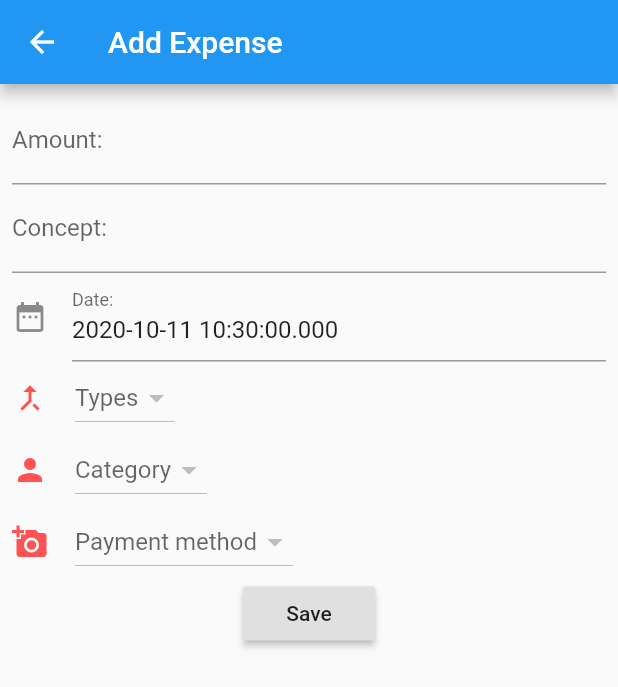
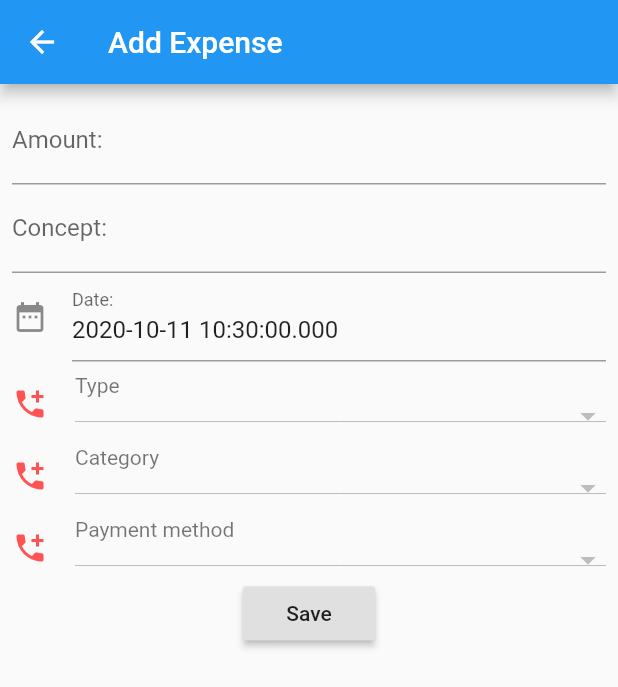
Before and after one commit to serg3vr/nomoni-app, a Flutter app: the AddExpense screen opened by its route, on a phone screen of 412 x 824 dp. Shown: the top 687 px of the screen. Run offline on Flutter 3.47's test engine with Material 2 defaults, Android fonts, the phone set to English and light mode, and no system bars; our stand-ins replace flutter_slidable, shared_preferences; accounts and stored records are empty; network calls fail.

Commit message:
Terminar de acomodar selects

```diff
--- a/lib/pages/add_expense.dart
+++ b/lib/pages/add_expense.dart
@@ -1,9 +1,9 @@
 import 'package:flutter/material.dart';
 import 'package:flutter/services.dart';
-import 'package:http/http.dart';
 import 'package:nomoni_app/comm/option.dart';
 import 'dart:convert';
 import 'package:nomoni_app/utils/api.dart' as api;
+import 'package:nomoni_app/widgets/OwnDropdown.dart';
 
 class AddExpense extends StatefulWidget {
   final String title;
@@ -15,7 +15,7 @@ class AddExpense extends StatefulWidget {
 }
 
 class _AddExpenseState extends State<AddExpense> {
-  Future options;
+  Future optionsFuture;
   final amountController = TextEditingController();
   final conceptController = TextEditingController();
   final dateController = TextEditingController();
@@ -26,19 +26,13 @@ class _AddExpenseState extends State<AddExpense> {
   List<Option> typesOptions = [];
   List<Option> categoriesOptions = [];
   List<Option> paymentMethodsOptions = [];
-  String typesSelectTitle;
-  String categoriesSelectTitle;
-  String paymentMethodSelectTitle;
 
   @override
   void initState() {
     super.initState();
     var now = new DateTime.now();
     dateController.text = now.toString();
-    typesSelectTitle = 'Types';
-    categoriesSelectTitle = 'Category';
-    paymentMethodSelectTitle = 'Payment method';
-    options = _loadData();
+    optionsFuture = _loadData();
 	}
 
   Future<void> _loadData() async {
@@ -46,12 +40,7 @@ class _AddExpenseState extends State<AddExpense> {
       Map data = jsonDecode(response.body);
       bool result = data['result'];
       if (result) {
-        List<dynamic> opt = data['options'];
-        if (opt.length > 0) {
-          typesOptions = opt.map((dynamic option) {
-            return Option(option['value'], option['label']);
-          }).toList();
-        }
+        typesOptions = Option.map(data['options']);
       }
     });
 
@@ -59,25 +48,15 @@ class _AddExpenseState extends State<AddExpense> {
       Map data = jsonDecode(response.body);
       bool result = data['result'];
       if (result) {
-        List<dynamic> opt = data['options'];
-        if (opt.length > 0) {
-          categoriesOptions = opt.map((dynamic option) {
-            return Option(option['value'], option['label']);
-          }).toList();
-        }
+        categoriesOptions = Option.map(data['options']);
       }
     });
 
-    return api.get('payment-methods/options').then((response) {
+    return await api.get('payment-methods/options').then((response) {
       Map data = jsonDecode(response.body);
       bool result = data['result'];
       if (result) {
-        List<dynamic> opt = data['options'];
-        if (opt.length > 0) {
-          paymentMethodsOptions = opt.map((dynamic option) {
-            return Option(option['value'], option['label']);
-          }).toList();
-        }
+        paymentMethodsOptions = Option.map(data['options']);
       }
     });
   }
@@ -86,6 +65,10 @@ class _AddExpenseState extends State<AddExpense> {
   void dispose() {
     amountController.dispose();
     conceptController.dispose();
+    dateController.dispose();
+    typeIdController.dispose();
+    categoryIdController.dispose();
+    paymentMethodIdController.dispose();
     super.dispose();
   }
 
@@ -110,7 +93,7 @@ class _AddExpenseState extends State<AddExpense> {
         child: Padding(
           padding: const EdgeInsets.all(8.0),
           child: FutureBuilder(
-            future: options,
+            future: optionsFuture,
             builder: (context, snapshot) {
               if (snapshot.connectionState == ConnectionState.done) {
                 return Column(
@@ -145,112 +128,36 @@ class _AddExpenseState extends State<AddExpense> {
                         icon: Icon(Icons.date_range)
                       ),
                     ),
-                    Container(
-                      child: Row(
-                        children: <Widget>[
-                          Container(
-                            margin: EdgeInsets.only(right: 18.0),
-                            child: Icon(
-                              Icons.merge_type,
-                              color: Colors.redAccent,
-                              size: 24.0,
-                            ),
-                          ),
-                          Container(
-                            child: new DropdownButton<Option>(
-                              hint: Text(typesSelectTitle),
-                              // isExpanded: true,
-                              items: typesOptions.map((Option option) {
-                                return new DropdownMenuItem<Option>(
-                                  value: option,
-                                  child: new Text(
-                                    option.value,
-                                    style: new TextStyle(color: Colors.black),
-                                  ),
-                                );
-                              }).toList(),
+                    createDropdown(
+                      controller: typeIdController,
+                      dropdownName: 'Type',
+                      listOption: typesOptions,
                       onChanged: (_) {
                         setState(() {
-                                  typeIdController.text = _.key.toString();
-                                  typesSelectTitle = 'Type: ' + _.value;
+                          typeIdController.text = _; // .toString();
                         });
-                              },
+                      }
                     ),
-                          ),
-                        ],
-                      ),
-                    ),
-                    Container(
-                      child: Row(
-                        children: <Widget>[
-                          Container(
-                            margin: EdgeInsets.only(right: 18.0),
-                            child: Icon(
-                              Icons.person,
-                              color: Colors.redAccent,
-                              size: 24.0,
-                            ),
-                          ),
-                          Container(
-                            child: new DropdownButton<Option>(
-                              hint: Text(categoriesSelectTitle),
-                              // isExpanded: true,
-                              items: categoriesOptions.map((Option option) {
-                                return new DropdownMenuItem<Option>(
-                                  value: option,
-                                  child: new Text(
-                                    option.value,
-                                    style: new TextStyle(color: Colors.black),
-                                  ),
-                                );
-                              }).toList(),
+                    createDropdown(
+                      controller: categoryIdController,
+                      dropdownName: 'Category',
+                      listOption: categoriesOptions,
                       onChanged: (_) {
                         setState(() {
-                                  categoryIdController.text = _.key.toString();
-                                  categoriesSelectTitle = 'Category: ' + _.value;
+                          categoryIdController.text = _; // .toString();
                         });
-                              },
+                      }
                     ),
-                          ),
-                        ],
-                      ),
-                    ),
-                    Container(
-                      child: Row(
-                        children: <Widget>[
-                          Container(
-                            margin: EdgeInsets.only(right: 18.0),
-                            child: Icon(
-                              Icons.add_a_photo,
-                              color: Colors.redAccent,
-                              size: 24.0,
-                            ),
-                          ),
-                          Container(
-                            child: new DropdownButton<Option>(
-                              hint: Text(paymentMethodSelectTitle),
-                              // isExpanded: true,
-                              items: paymentMethodsOptions.map((Option option) {
-                                return new DropdownMenuItem<Option>(
-                                  value: option,
-                                  child: new Text(
-                                    option.value,
-                                    style: new TextStyle(color: Colors.black),
-                                  ),
-                                );
-                              }).toList(),
+                    createDropdown(
+                      controller: paymentMethodIdController,
+                      dropdownName: 'Payment method',
+                      listOption: paymentMethodsOptions,
                       onChanged: (_) {
                         setState(() {
-                                  paymentMethodIdController.text = _.key.toString();
-                                  paymentMethodSelectTitle = 'Payment method: ' + _.value;
+                          paymentMethodIdController.text = _; // .toString();
                         });
-                              },
+                      }
                     ),
-                          ),
-                        ],
-                      ),
-                    ),
-
                     RaisedButton(
                       onPressed: () {
                         Map params = {
--- a/lib/widgets/OwnDropdown.dart
+++ b/lib/widgets/OwnDropdown.dart
@@ -8,7 +8,6 @@ Container createDropdown({
   TextEditingController controller,
   Function onChanged
   }) {
-    // DropdownMenuItem<> list = [];
     return Container(
       margin: EdgeInsets.only(top: 8.0),
       child: Row(
@@ -36,11 +35,9 @@ Container createDropdown({
                   Center(
                     child: DropdownButton<String>(
                       isExpanded: true,
-                      // value: (controller.text ?? '').toString(),
-                      value: controller.text,
+                      value: controller.text.length > 0 ? controller.text : null,
                       items: listOption.map((Option option) {
                         return DropdownMenuItem<String>(
-                          // value: (option.key ?? '').toString(),
                           value: (option.key.toString()),
                           child: new Text(
                             option.value,
@@ -49,11 +46,6 @@ Container createDropdown({
                         );
                       }).toList(),
                       onChanged: onChanged,
-                      // onChanged: (_) {
-                      //   setState(() {
-                      //     controller.text = _.toString();
-                      //   });
-                      // },
                     ),
                   ),
                 ],
```
Also changed, not shown: lib/pages/edit_expense.dart (+2 -20 lines). Lines whose indentation alone changed are shown as unchanged.
